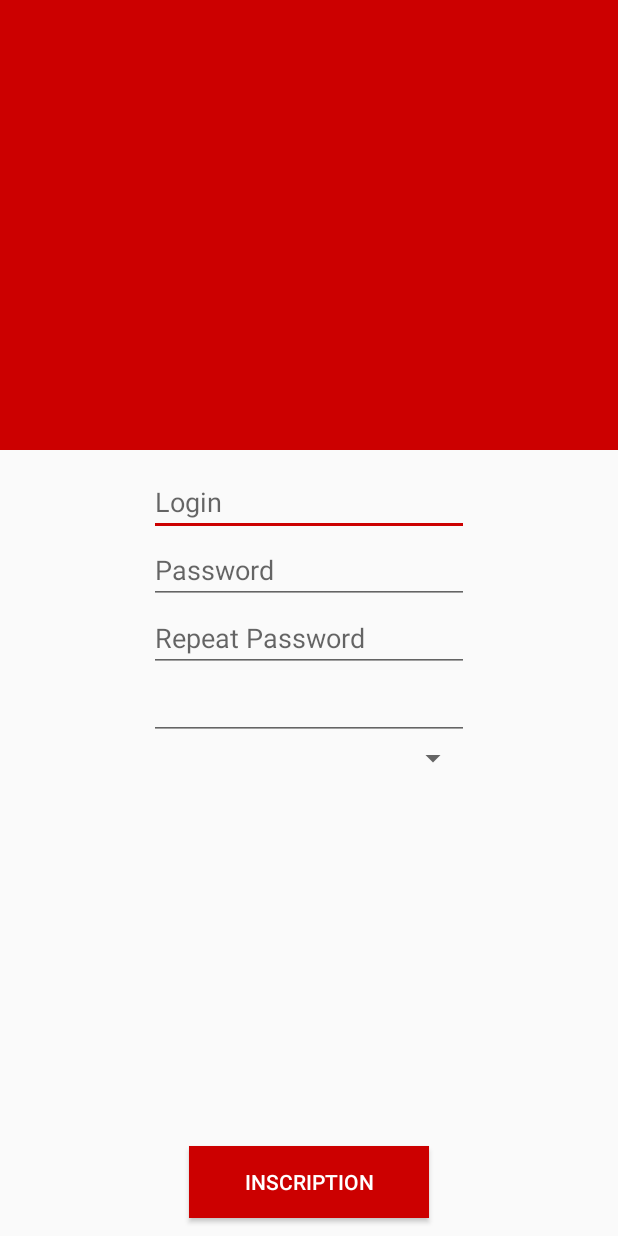
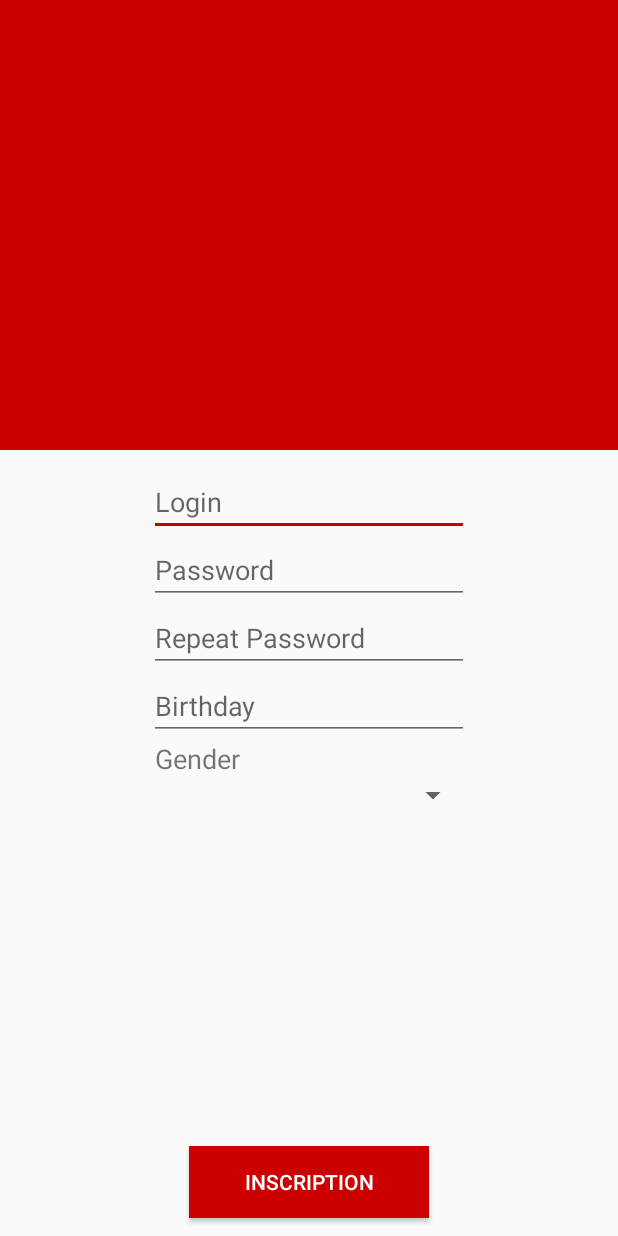
Before and after one commit to antoinechedin/Popcorn-App, an Android app: the layout sign_up_activity.xml on its own in the app's theme, with its tools: preview values and no code run, on a phone screen of 412 x 824 dp. Run offline under Robolectric (Android 15) with nearby library versions, the phone set to English and light mode, and no system bars.

Commit message:
SignIn and SignUp Activities

```diff
--- a/app/src/main/AndroidManifest.xml
+++ b/app/src/main/AndroidManifest.xml
@@ -7,10 +7,10 @@
         android:allowBackup="true"
         android:icon="@mipmap/ic_launcher"
         android:label="@string/app_name"
+        android:screenOrientation="portrait"
         android:supportsRtl="true"
-        android:theme="@style/AppTheme"
-        android:screenOrientation="portrait">
-        <activity android:name=".MainActivity">
+        android:theme="@style/AppTheme">
+        <activity android:name=".SignInActivity">
             <intent-filter>
                 <action android:name="android.intent.action.MAIN" />
 
--- a/app/src/main/java/crystalgems/popcorn/user/ProfileActivity.java
+++ b/app/src/main/java/crystalgems/popcorn/user/ProfileActivity.java
@@ -1,16 +1,10 @@
 package crystalgems.popcorn.user;
 
-import android.app.Activity;
 import android.os.Bundle;
-import android.support.design.widget.TabLayout;
-import android.support.v4.view.ViewPager;
 import android.support.v7.app.AppCompatActivity;
 import android.view.Menu;
-import android.view.View;
 
-import crystalgems.popcorn.MainActivity;
 import crystalgems.popcorn.R;
-import crystalgems.popcorn.homepage.HomeFragmentPagerAdapter;
 
 /**
  * Created by Tracy on 29/03/2017.
--- a/app/src/main/res/layout/activity_main.xml
+++ b/app/src/main/res/layout/activity_main.xml
@@ -8,7 +8,7 @@
     android:paddingLeft="@dimen/activity_horizontal_margin"
     android:paddingRight="@dimen/activity_horizontal_margin"
     android:paddingTop="@dimen/activity_vertical_margin"
-    tools:context="crystalgems.popcorn.MainActivity">
+    tools:context="crystalgems.popcorn.SignInActivity">
 
     <TextView
         android:layout_width="wrap_content"
--- a/app/src/main/res/layout/sign_up_activity.xml
+++ b/app/src/main/res/layout/sign_up_activity.xml
@@ -13,26 +13,26 @@
         app:srcCompat="@color/colorPrimary" />
 
     <EditText
+        android:id="@+id/email"
         android:layout_width="wrap_content"
         android:layout_height="wrap_content"
-        android:inputType="textEmailAddress"
+        android:layout_below="@+id/titleImageView"
+        android:layout_centerHorizontal="true"
+        android:layout_marginTop="12dp"
         android:ems="10"
-        android:id="@+id/email"
         android:hint="Login"
-        android:layout_marginTop="12dp"
-        android:layout_below="@+id/titleImageView"
-        android:layout_centerHorizontal="true" />
+        android:inputType="textEmailAddress" />
 
     <EditText
+        android:id="@+id/passwordFirstTime"
         android:layout_width="wrap_content"
         android:layout_height="wrap_content"
-        android:inputType="textPassword"
+        android:layout_alignLeft="@+id/email"
+        android:layout_alignStart="@+id/email"
+        android:layout_below="@+id/email"
         android:ems="10"
-        android:id="@+id/passwordFirstTime"
         android:hint="Password"
-        android:layout_below="@+id/email"
-        android:layout_alignLeft="@+id/email"
-        android:layout_alignStart="@+id/email" />
+        android:inputType="textPassword" />
 
     <EditText
         android:id="@+id/passwordSecondTime"
@@ -45,35 +45,48 @@
         android:hint="Repeat Password"
         android:inputType="textPassword" />
 
-    <Spinner
-        android:id="@+id/gender"
-        android:layout_width="match_parent"
-        android:layout_height="wrap_content"
-        android:layout_below="@+id/editText2"
-        android:layout_alignLeft="@+id/editText2"
-        android:layout_alignStart="@+id/editText2"
-        android:layout_alignRight="@+id/editText2"
-        android:layout_alignEnd="@+id/editText2" />
-
-    <Button
-        android:id="@+id/signUpButton"
-        android:layout_width="160dp"
-        android:layout_height="wrap_content"
-        android:layout_marginBottom="12dp"
-        android:background="@color/colorPrimary"
-        android:text="Inscription"
-        android:textColor="@android:color/white"
-        android:layout_alignParentBottom="true"
-        android:layout_centerHorizontal="true" />
-
     <EditText
-        android:id="@+id/editText2"
+        android:id="@+id/editBirthday"
         android:layout_width="wrap_content"
         android:layout_height="wrap_content"
         android:layout_alignLeft="@+id/passwordSecondTime"
         android:layout_alignStart="@+id/passwordSecondTime"
         android:layout_below="@+id/passwordSecondTime"
         android:ems="10"
+        android:hint="Birthday"
         android:inputType="date" />
 
+    <TextView
+        android:id="@+id/textViewGender"
+        android:layout_width="wrap_content"
+        android:layout_height="wrap_content"
+        android:layout_alignLeft="@+id/editBirthday"
+        android:layout_alignStart="@+id/editBirthday"
+        android:layout_below="@+id/editBirthday"
+        android:layout_marginLeft="4dp"
+        android:text="Gender"
+        android:textSize="18sp" />
+
+    <Spinner
+        android:id="@+id/gender"
+        android:layout_width="match_parent"
+        android:layout_height="wrap_content"
+        android:layout_alignEnd="@+id/editBirthday"
+        android:layout_alignLeft="@+id/textViewGender"
+        android:layout_alignRight="@+id/editBirthday"
+        android:layout_alignStart="@+id/textViewGender"
+        android:layout_below="@+id/textViewGender" />
+
+    <Button
+        android:id="@+id/signUpButton"
+        android:layout_width="160dp"
+        android:layout_height="wrap_content"
+        android:layout_alignParentBottom="true"
+        android:layout_centerHorizontal="true"
+        android:layout_marginBottom="12dp"
+        android:background="@color/colorPrimary"
+        android:text="Inscription"
+        android:textColor="@android:color/white" />
+
+
 </RelativeLayout>
--- a/app/src/main/res/values/strings.xml
+++ b/app/src/main/res/values/strings.xml
@@ -4,7 +4,7 @@
     <string name="password_forgotten">Password forgotten?</string>
     <string name="singIn">Sign In</string>
     <string name="password">Password</string>
-    <string name="email">Email</string>
+    <string name="login">Login</string>
     <string name="recommendations">Recommandations</string>
     <string name="popular">Populaire</string>
     <string name="release_date">Date de sortie :</string>
```
Also changed, not shown: app/src/main/java/crystalgems/popcorn/MainActivity.java (deleted, +0 -58 lines), app/src/main/java/crystalgems/popcorn/SignInActivity.java (added, +49 -0 lines), app/src/main/res/layout/sign_in_sign_up_activity.xml (+28 -29 lines), app/src/main/res/layout/user_activity.xml (+42 -42 lines).
